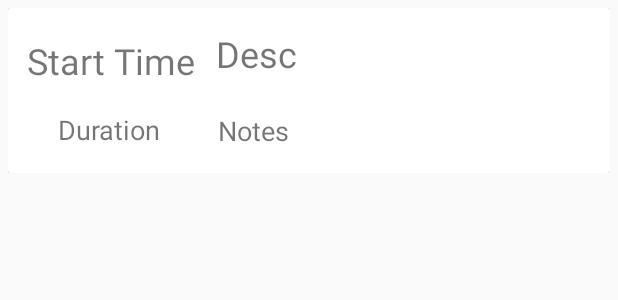
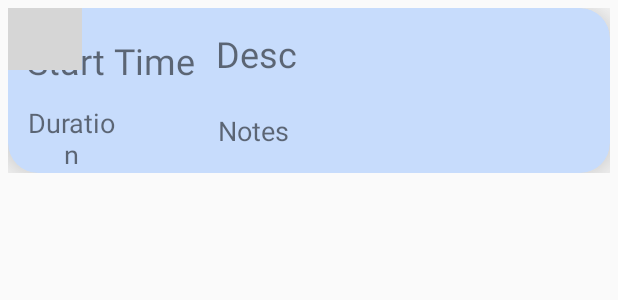
Before and after one commit to scarletdiv0922/Technovation2021, an Android app: the layout event_detail_row.xml on its own in the app's theme, with its tools: preview values and no code run, on a phone screen of 412 x 824 dp. Shown: the top 300 px of the screen. Run offline under Robolectric (Android 15) with nearby library versions, the phone set to English and light mode, and no system bars; grey boxes are pictures that could not be loaded.

Commit message:
fix daily events

```diff
--- a/app/src/main/java/com/example/technovation2021/Event.java
+++ b/app/src/main/java/com/example/technovation2021/Event.java
@@ -23,7 +23,8 @@ public class Event implements Serializable, Comparable {
     // is this particular slot.
     Integer chunkNumber = 0;
     Integer totalChunks;
-    // break = 1, homework = 2, activity = 3, do-not-disturb = 4
+    // break = 1, homework = 2, extra-curricular activity = 3, do-not-disturb = 4
+    // by default do not show event type 4: school, dinner, sleep at home events in daily view.
     Integer type;
 
     //public Integer activityDuration;
--- a/app/src/main/java/com/example/technovation2021/MainActivity.java
+++ b/app/src/main/java/com/example/technovation2021/MainActivity.java
@@ -90,8 +90,8 @@ public class MainActivity extends AppCompatActivity {
             EditText tv = findViewById(R.id.userEmail);
             EditText pswd = findViewById(R.id.userPassword);
 
-            tv.setText("techtest@gmail.com");
-            pswd.setText("techtest");
+            tv.setText("redapr9@vaca.com");
+            pswd.setText("test1234");
         }
 
         // When the Login and Sign Up buttons are clicked, take the user to CalendarActivity
--- a/app/src/main/java/com/example/technovation2021/SchoolLoopHomeworkGrabber.java
+++ b/app/src/main/java/com/example/technovation2021/SchoolLoopHomeworkGrabber.java
@@ -119,7 +119,7 @@ public class SchoolLoopHomeworkGrabber {
                 GenericTask newtask = new GenericTask(LocalTime.now().toString(),
                         LocalDate.now().toString(),
                         LocalDate.parse(h.duedate, formatter).toString(),
-                        h.hw_desc, h.hw_desc, h.hash, 2, 120);
+                        h.sub, h.hw_desc, h.hash, 2, 120);
                 // Split the task into events, save them to firebase. then save task itself
                 // to firebase. when its done, callback scheduleNextHomework with index+1
                 frd.saveHwTask(newtask, this, index+1);
--- /dev/null
+++ b/app/src/main/res/drawable/event_border_rounded_rectangle.xml
@@ -0,0 +1,12 @@
+<?xml version="1.0" encoding="utf-8"?>
+<selector xmlns:android="http://schemas.android.com/apk/res/android">
+
+
+    <shape xmlns:android="http://schemas.android.com/apk/res/android"
+        android:shape="rectangle">
+        <corners android:radius="5dp"/>
+        <padding android:left="0dp" android:right="0dp" android:top="0dp" android:bottom="0dp"/>
+        <stroke android:width="1dp" android:color="@android:color/black"/>
+    </shape>
+
+</selector>
--- a/app/src/main/res/layout/event_detail_row.xml
+++ b/app/src/main/res/layout/event_detail_row.xml
@@ -10,6 +10,10 @@
     <androidx.cardview.widget.CardView
         android:layout_width="wrap_content"
         android:layout_height="wrap_content"
+        android:background="@drawable/event_border_rounded_rectangle"
+        app:cardBackgroundColor="@color/lightBlue"
+        app:cardCornerRadius="20dp"
+        app:cardElevation="20dp"
         app:layout_constraintStart_toStartOf="parent"
         app:layout_constraintTop_toTopOf="parent">
 
@@ -34,8 +38,8 @@
 
         <TextView
             android:id="@+id/idEventDuration"
-            android:layout_width="119dp"
-            android:layout_height="45dp"
+            android:layout_width="68dp"
+            android:layout_height="40dp"
             android:layout_marginBottom="6dp"
             android:layout_marginLeft="8dp"
             android:layout_marginStart="8dp"
@@ -71,6 +75,14 @@
             app:layout_constraintBottom_toBottomOf="parent"
             app:layout_constraintEnd_toEndOf="parent" />
 
+        <ImageView
+            android:id="@+id/imageView"
+            android:layout_width="49dp"
+            android:layout_height="41dp"
+            tools:layout_editor_absoluteX="78dp"
+            tools:layout_editor_absoluteY="64dp"
+            tools:srcCompat="@tools:sample/avatars" />
+
     </androidx.constraintlayout.widget.ConstraintLayout>
 
     </androidx.cardview.widget.CardView>
--- a/app/src/main/res/values/strings.xml
+++ b/app/src/main/res/values/strings.xml
@@ -135,6 +135,8 @@
     <string name="add_task">Add Task</string>
     <string name="break_notif">Break</string>
     <string name="notifications">Notifications</string>
+    <string name="schoolloop_com">.schoolloop.com</string>
+    <string name="school_specific_url_part">School specific URL part</string>
 
 
 </resources>
```
Also changed, not shown: app/src/main/java/com/example/technovation2021/DailyEvents.java (+11 -2 lines), app/src/main/java/com/example/technovation2021/FirebaseRealtimeDatabase.java (+9 -6 lines), app/src/main/java/com/example/technovation2021/GenericTask.java (+20 -5 lines), app/src/main/res/layout/activity_user_settings.xml (+20 -7 lines).
